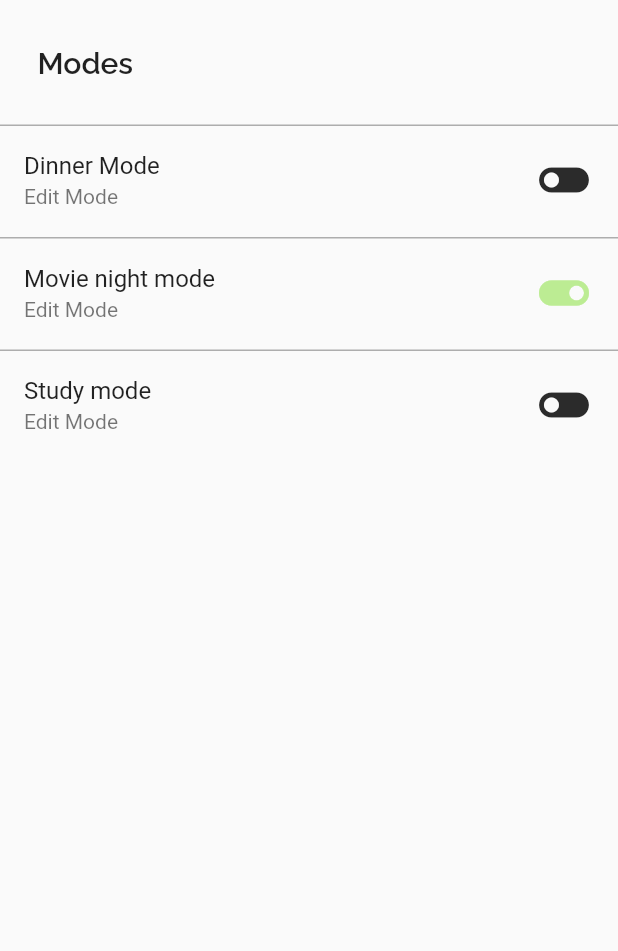
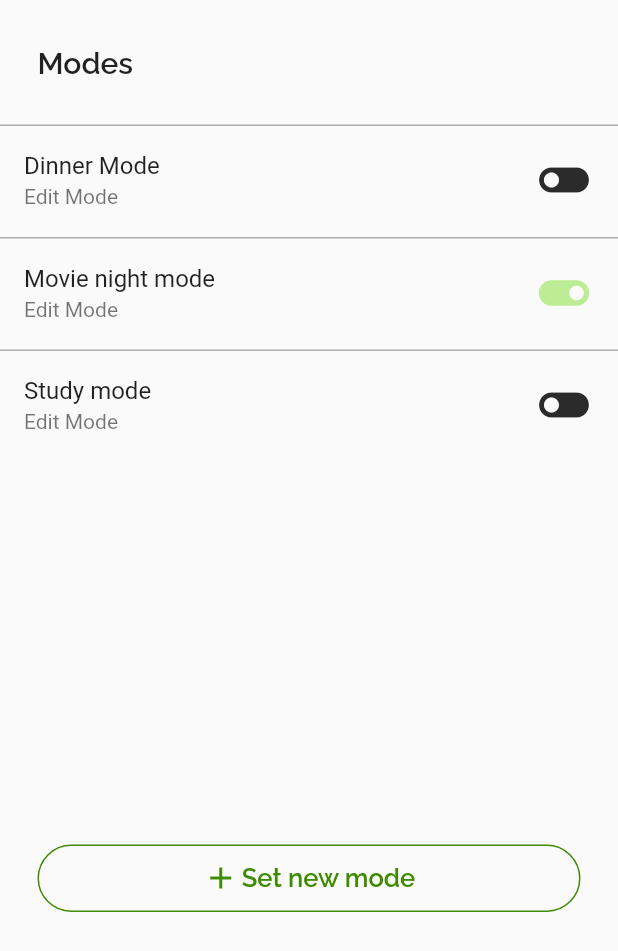
Before and after one commit to MohammadAlAgha/luminexa, a Flutter app: the modePage screen opened directly, on a phone screen of 412 x 824 dp. Shown: the top 951 px of the screen. Run offline on Flutter 3.47's test engine with Material 2 defaults, Android fonts, the phone set to English and light mode, and no system bars; our stand-ins replace flutter_svg, google_nav_bar.

Commit message:
Frontend: Added icon button to the modes page

```diff
--- a/luminexa_mobile/lib/screens/modePage.dart
+++ b/luminexa_mobile/lib/screens/modePage.dart
@@ -38,6 +38,14 @@ class _modePageState extends State<modePage> {
                 status: status[index],
               );
             }),
+        SizedBox(
+          height: 230,
+        ),
+        Padding(
+          padding: const EdgeInsets.all(25),
+          child:
+              iconButton(innerText: "Set new mode", iconName: Icon(Icons.add)),
+        )
       ],
     )));
   }
```
